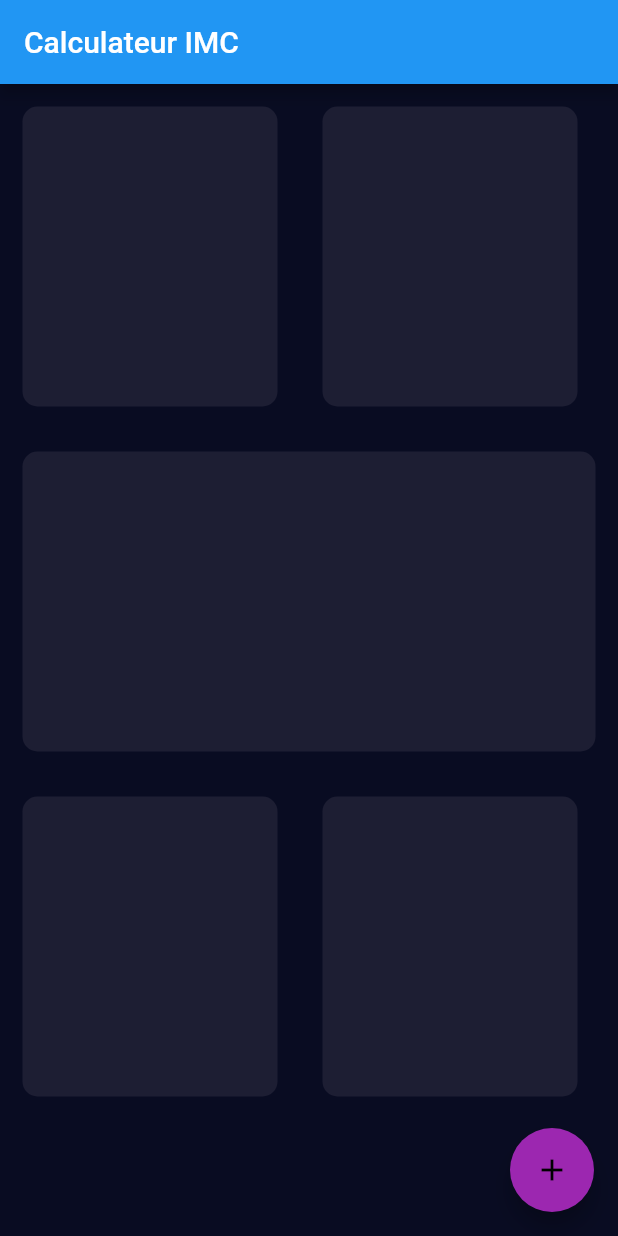
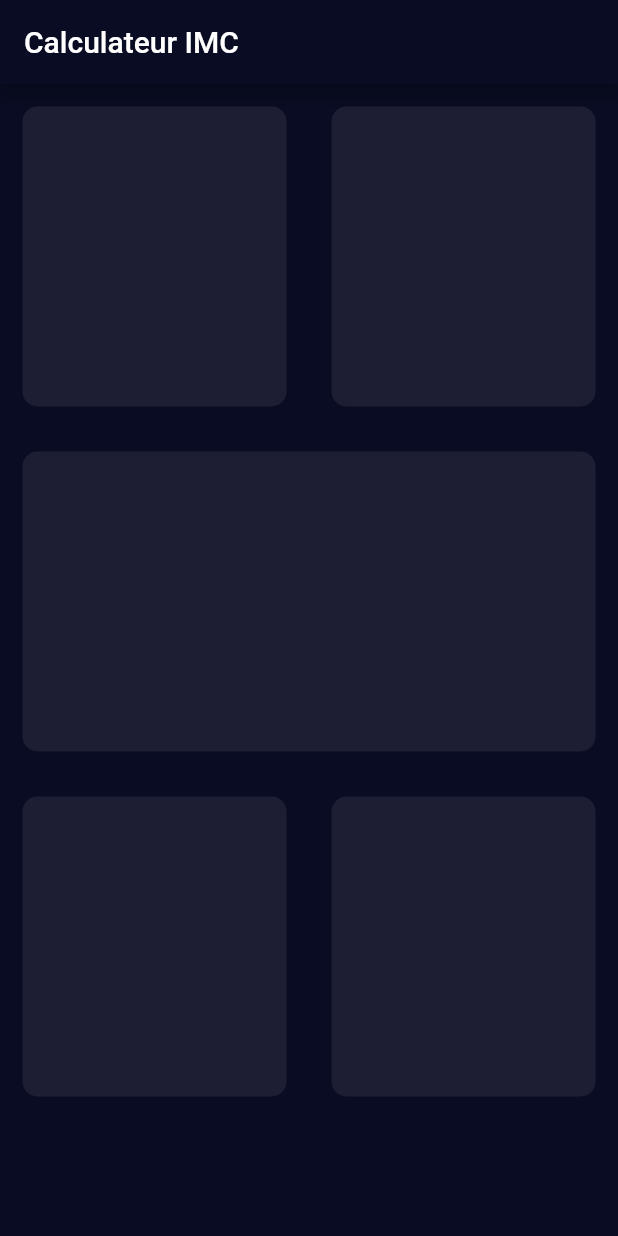
Before and after one commit to ZephirSD/healthy, a Flutter app: the screen it shows after launch, on a phone screen of 412 x 824 dp. Run offline on Flutter 3.47's test engine with Material 2 defaults, Android fonts, the phone set to English and light mode, and no system bars; our stand-ins replace hexcolor.

Commit message:
Interface avec Expanded

```diff
--- a/lib/main.dart
+++ b/lib/main.dart
@@ -14,14 +14,14 @@ class NavbarHealthy extends StatelessWidget {
         // backgroundColor: HexColor("#090c22"),
         appBar: AppBar(
           title: Text("Calculateur IMC"),
-          backgroundColor: Colors.blue,
+          backgroundColor: HexColor("#090c22"),
         ),
-        floatingActionButton: FloatingActionButton(
-          onPressed: () {},
-          tooltip: 'Increment',
-          //backgroundColor: Colors.purple,
-          child: const Icon(Icons.add),
-        ),
+        // floatingActionButton: FloatingActionButton(
+        //   onPressed: () {},
+        //   tooltip: 'Increment',
+        //   //backgroundColor: Colors.purple,
+        //   child: const Icon(Icons.add),
+        // ),
         body: Healthy(),
       ),
       theme: ThemeData.dark().copyWith(
@@ -53,54 +53,28 @@ class _HealthyState extends State<Healthy> {
         children: [
           Row(
             children: [
-              Container(
-                margin: EdgeInsets.all(15.0),
-                height: 200.0,
-                width: 170.0,
-                decoration: BoxDecoration(
-                  borderRadius: BorderRadius.circular(10),
-                  color: Color(0xFF1D1E33),
-                ),
+              Expanded(
+                child: MaCarte(),
               ),
-              Container(
-                margin: EdgeInsets.all(15.0),
-                height: 200.0,
-                width: 170.0,
-                decoration: BoxDecoration(
-                  borderRadius: BorderRadius.circular(10),
-                  color: Color(0xFF1D1E33),
-                ),
+              Expanded(
+                child: MaCarte(),
               ),
             ],
           ),
-          Container(
-            margin: EdgeInsets.all(15.0),
-            height: 200.0,
-            width: double.infinity,
-            decoration: BoxDecoration(
-              borderRadius: BorderRadius.circular(10),
-              color: Color(0xFF1D1E33),
-            ),
+          Row(
+            children: [
+              Expanded(
+                child: MaCarte(),
+              )
+            ],
           ),
           Row(
             children: [
-              Container(
-                margin: EdgeInsets.all(15.0),
-                height: 200.0,
-                width: 170.0,
-                decoration: BoxDecoration(
-                  borderRadius: BorderRadius.circular(10),
-                  color: Color(0xFF1D1E33),
-                ),
+              Expanded(
+                child: MaCarte(),
               ),
-              Container(
-                margin: EdgeInsets.all(15.0),
-                height: 200.0,
-                width: 170.0,
-                decoration: BoxDecoration(
-                  borderRadius: BorderRadius.circular(10),
-                  color: Color(0xFF1D1E33),
-                ),
+              Expanded(
+                child: MaCarte(),
               ),
             ],
           ),
@@ -109,3 +83,22 @@ class _HealthyState extends State<Healthy> {
     );
   }
 }
+
+class MaCarte extends StatelessWidget {
+  const MaCarte({
+    Key? key,
+  }) : super(key: key);
+
+  @override
+  Widget build(BuildContext context) {
+    return Container(
+      margin: EdgeInsets.all(15.0),
+      height: 200.0,
+      width: 170.0,
+      decoration: BoxDecoration(
+        borderRadius: BorderRadius.circular(10),
+        color: Color(0xFF1D1E33),
+      ),
+    );
+  }
+}
```
